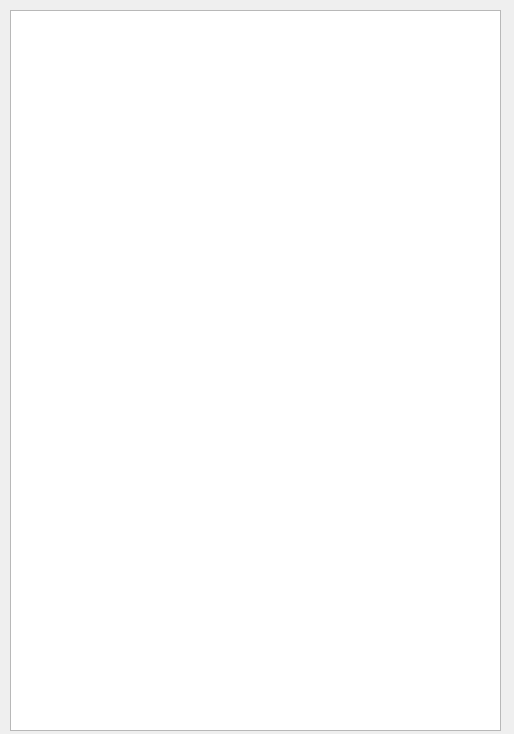
Old version of the form ui/FormDebug.ui in the repository Pitrick3141/RogueLifePy.
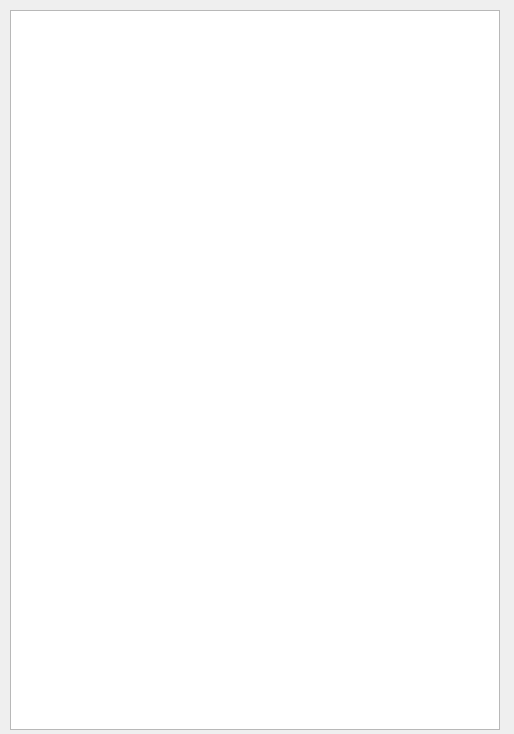
New version of the form.

Patch:
```diff
--- a/ui/FormDebug.ui
+++ b/ui/FormDebug.ui
@@ -30,10 +30,22 @@
     <rect>
      <x>10</x>
      <y>10</y>
-     <width>491</width>
-     <height>721</height>
+     <width>490</width>
+     <height>720</height>
     </rect>
    </property>
+   <property name="minimumSize">
+    <size>
+     <width>490</width>
+     <height>720</height>
+    </size>
+   </property>
+   <property name="maximumSize">
+    <size>
+     <width>490</width>
+     <height>720</height>
+    </size>
+   </property>
   </widget>
  </widget>
  <resources/>
```
